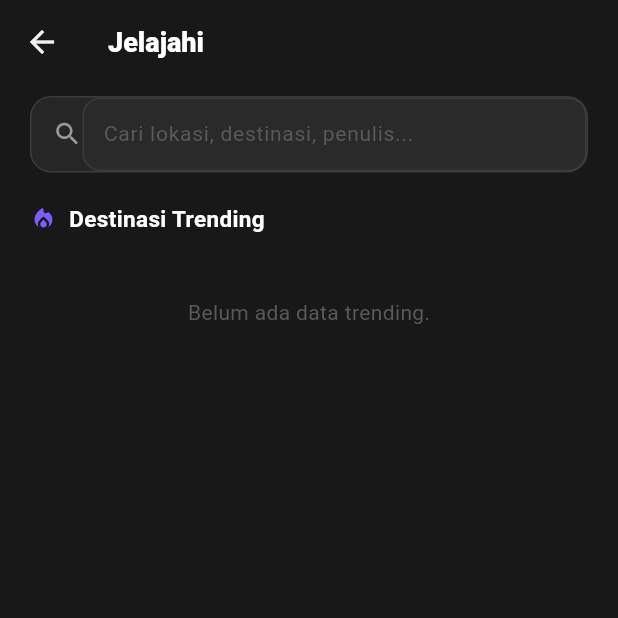
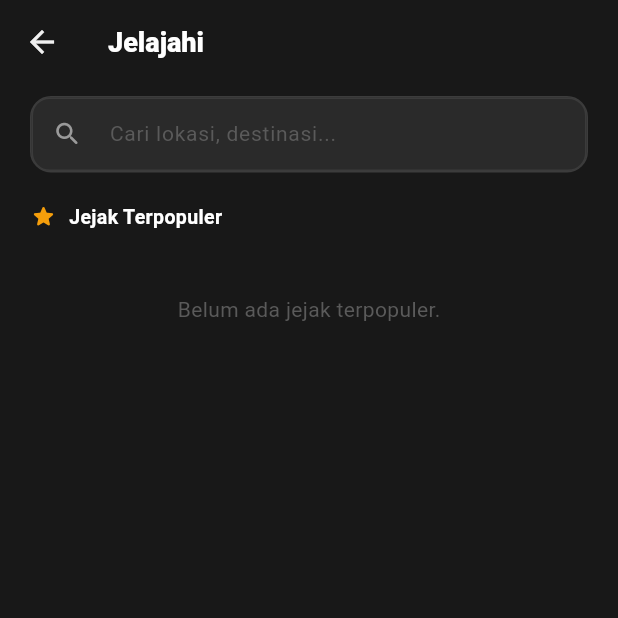
Before and after one commit to Wrrynn/TRON-Mobile, a Flutter app: the SearchScreen screen opened directly, on a phone screen of 412 x 824 dp, the top half of it. Run offline on Flutter 3.47's test engine with Material 3 defaults, Android fonts, the phone set to English and light mode, and no system bars; our stand-ins replace cached_network_image, flutter_map, image_picker, latlong2, shared_preferences; accounts and stored records are empty; network calls fail; Roboto replaces fonts that are missing (PlusJakartaSans).

Commit message:
update search feature, UI and lil logic

```diff
--- a/lib/controllers/map_home_controller.dart
+++ b/lib/controllers/map_home_controller.dart
@@ -11,14 +11,6 @@ class MappedPost {
   final PostCard post;
   final LatLng point;
   const MappedPost(this.post, this.point);
-}
-
-/// Item destinasi trending (lokasi terbanyak diposting + rata-rata rating).
-class TrendingItem {
-  final String location;
-  final int count;
-  final double? avgRating;
-  const TrendingItem(this.location, this.count, this.avgRating);
 }
 
 /// Controller untuk dashboard peta (home). Memuat feed dari Laravel,
@@ -100,23 +92,27 @@ class MapHomeController extends ChangeNotifier {
     return LatLng(lat, lng);
   }
 
-  /// Destinasi trending — dikelompokkan per lokasi (meniru SmartSystemController).
-  List<TrendingItem> trending({int limit = 8}) {
-    final groups = <String, List<PostCard>>{};
-    for (final p in posts) {
-      final loc = (p.location ?? '').trim();
-      if (loc.isEmpty) continue;
-      groups.putIfAbsent(loc, () => []).add(p);
-    }
-    final items = groups.entries.map((e) {
-      final ratings = e.value.map((p) => p.rating).whereType<double>().toList();
-      final avg = ratings.isEmpty
-          ? null
-          : ratings.reduce((a, b) => a + b) / ratings.length;
-      return TrendingItem(e.key, e.value.length, avg);
-    }).toList()
-      ..sort((a, b) => b.count.compareTo(a.count));
-    return items.take(limit).toList();
+  /// Jejak Terpopuler — mengurutkan postingan berdasarkan rating tertinggi.
+  List<PostCard> popularPosts({int limit = 5}) {
+    // Buat salinan list agar tidak mengubah urutan asli pada feed
+    final sorted = List<PostCard>.from(posts);
+
+    sorted.sort((a, b) {
+      // 1. Pengurutan Utama: Berdasarkan rating (descending / terbesar ke terkecil)
+      final ratingA = a.rating ?? 0;
+      final ratingB = b.rating ?? 0;
+      final ratingCompare = ratingB.compareTo(ratingA);
+
+      // Jika ratingnya berbeda, gunakan urutan rating ini
+      if (ratingCompare != 0) {
+        return ratingCompare;
+      }
+
+      // 2. Pengurutan Sekunder (Tie-breaker): Jika rating SAMA, urutkan berdasarkan ID terbaru
+      return a.id.compareTo(b.id);
+    });
+
+    return sorted.take(limit).toList();
   }
 
   /// Pencarian sederhana berdasarkan judul / lokasi / penulis.
--- a/lib/views/map/widgets/search_panel.dart
+++ b/lib/views/map/widgets/search_panel.dart
@@ -4,10 +4,9 @@ import 'package:provider/provider.dart';
 import '../../../config/app_theme.dart';
 import '../../../controllers/map_home_controller.dart';
 import '../../../models/post.dart';
-import '../../../utils/formatters.dart';
 import '../../widgets/network_photo.dart';
 
-/// Isi panel Cari: destinasi trending + kotak pencarian + hasil + insight budget.
+/// Isi panel Cari: jejak terpopuler + kotak pencarian + hasil.
 class SearchPanel extends StatefulWidget {
   final void Function(int postId) onOpenPost;
 
@@ -37,52 +36,49 @@ class _SearchPanelState extends State<SearchPanel> {
     return ListView(
       padding: const EdgeInsets.fromLTRB(20, 8, 20, 32),
       children: [
-        // Kotak pencarian glass.
+        // Kotak pencarian glass
         Container(
           decoration: BoxDecoration(
             color: Colors.white.withValues(alpha: 0.06),
             borderRadius: BorderRadius.circular(14),
             border: Border.all(color: Colors.white.withValues(alpha: 0.10)),
           ),
-          child: Row(
-            children: [
-              const SizedBox(width: 14),
-              const Icon(Icons.search_rounded, color: AppColors.text2, size: 20),
-              Expanded(
           child: TextField(
             controller: _controller,
             onChanged: _setQuery,
             style: const TextStyle(color: Colors.white, fontSize: 14),
-                  decoration: const InputDecoration(
-                    hintText: 'Cari lokasi, destinasi, penulis...',
-                    hintStyle: TextStyle(color: AppColors.text3),
+            decoration: InputDecoration(
+              hintText: 'Cari lokasi, destinasi...',
+              hintStyle: const TextStyle(color: AppColors.text3),
               border: InputBorder.none,
-                    contentPadding: EdgeInsets.symmetric(vertical: 14, horizontal: 10),
-                  ),
-                ),
-              ),
-              if (_query.isNotEmpty)
-                IconButton(
+              // Memasukkan ikon langsung ke dalam TextField agar jaraknya presisi
+              prefixIcon: const Icon(Icons.search_rounded, color: AppColors.text2, size: 20),
+              suffixIcon: _query.isNotEmpty
+                  ? IconButton(
                       onPressed: () {
                         _controller.clear();
                         _setQuery('');
                       },
-                  icon: const Icon(Icons.close_rounded,
-                      size: 18, color: AppColors.text2),
+                      icon: const Icon(Icons.close_rounded, size: 18, color: AppColors.text2),
+                    )
+                  : null,
+              contentPadding: const EdgeInsets.symmetric(vertical: 14),
             ),
-            ],
           ),
         ),
         const SizedBox(height: 20),
 
         if (_query.trim().isEmpty) ...[
-          const _PanelHeading(icon: Icons.local_fire_department_rounded, text: 'Destinasi Trending'),
+          // Teks Header untuk Jejak Terpopuler
+          const _PanelHeading(icon: Icons.star_rounded, text: 'Jejak Terpopuler', iconColor: Color(0xFFF59E0B)),
           const SizedBox(height: 12),
-          ..._buildTrending(ctrl),
+          ..._buildPopular(ctrl),
         ] else ...[
           _PanelHeading(
               icon: Icons.travel_explore_rounded,
-              text: '${results.length} hasil untuk "$_query"'),
+              text: '${results.length} hasil untuk "$_query"',
+              iconColor: AppColors.purple,
+          ),
           const SizedBox(height: 12),
           if (results.isEmpty)
             const Padding(
@@ -93,7 +89,7 @@ class _SearchPanelState extends State<SearchPanel> {
               ),
             )
           else
-            ...results.map((p) => _ResultTile(
+            ...results.map((p) => _PopularPostTile(
                   post: p,
                   onTap: () => widget.onOpenPost(p.id),
                 )),
@@ -102,138 +98,91 @@ class _SearchPanelState extends State<SearchPanel> {
     );
   }
 
-  List<Widget> _buildTrending(MapHomeController ctrl) {
-    final items = ctrl.trending();
+  List<Widget> _buildPopular(MapHomeController ctrl) {
+    final items = ctrl.popularPosts();
     if (items.isEmpty) {
       return const [
         Padding(
           padding: EdgeInsets.symmetric(vertical: 30),
           child: Center(
-            child: Text('Belum ada data trending.',
+            child: Text('Belum ada jejak terpopuler.',
                 style: TextStyle(color: AppColors.text3)),
           ),
         ),
       ];
     }
-    return [
-      for (var i = 0; i < items.length; i++)
-        _TrendingTile(
-          rank: i + 1,
-          item: items[i],
-          onTap: () {
-            _controller.text = items[i].location;
-            _setQuery(items[i].location);
-          },
-        ),
-    ];
+    return items.map((p) => _PopularPostTile(
+      post: p,
+      onTap: () => widget.onOpenPost(p.id),
+    )).toList();
   }
 }
 
 class _PanelHeading extends StatelessWidget {
   final IconData icon;
   final String text;
-  const _PanelHeading({required this.icon, required this.text});
+  final Color iconColor;
+
+  const _PanelHeading({required this.icon, required this.text, required this.iconColor});
 
   @override
   Widget build(BuildContext context) {
     return Row(
       children: [
-        Icon(icon, size: 18, color: AppColors.purple),
+        Icon(icon, size: 18, color: iconColor),
         const SizedBox(width: 8),
         Expanded(
           child: Text(text,
               style: const TextStyle(
-                  color: Colors.white, fontSize: 15, fontWeight: FontWeight.w700)),
+                  color: Colors.white, fontSize: 13, fontWeight: FontWeight.w700)),
         ),
       ],
     );
   }
 }
 
-class _TrendingTile extends StatelessWidget {
-  final int rank;
-  final TrendingItem item;
+/// Desain kartu baru yang meniru layout "Jejak Terpopuler" di versi Web
+class _PopularPostTile extends StatelessWidget {
+  final PostCard post;
   final VoidCallback onTap;
-  const _TrendingTile({required this.rank, required this.item, required this.onTap});
+
+  const _PopularPostTile({required this.post, required this.onTap});
 
   @override
   Widget build(BuildContext context) {
+    // Menyiapkan teks subtitle: "Lokasi · oleh Penulis"
+    final locationText = (post.location != null && post.location!.isNotEmpty) ? post.location! : 'Lokasi tidak diketahui';
+    final subtitle = '$locationText · oleh ${post.author}';
+
     return Padding(
       padding: const EdgeInsets.only(bottom: 8),
       child: Material(
-        color: Colors.white.withValues(alpha: 0.04),
+        color: Colors.white.withValues(alpha: 0.04), // Latar belakang gelap transparan
         borderRadius: BorderRadius.circular(12),
         child: InkWell(
           onTap: onTap,
           borderRadius: BorderRadius.circular(12),
           child: Padding(
-            padding: const EdgeInsets.symmetric(horizontal: 12, vertical: 11),
+            padding: const EdgeInsets.symmetric(horizontal: 12, vertical: 12),
             child: Row(
               children: [
-                Container(
-                  width: 26,
-                  height: 26,
-                  alignment: Alignment.center,
-                  decoration: BoxDecoration(
-                    color: rank <= 3 ? AppColors.purpleBg : Colors.white.withValues(alpha: 0.05),
+                // Bagian Thumbnail Kiri (Gambar atau Ikon Pin)
+                ClipRRect(
                   borderRadius: BorderRadius.circular(8),
-                  ),
-                  child: Text('$rank',
-                      style: TextStyle(
-                          color: rank <= 3 ? AppColors.purple : AppColors.text2,
-                          fontWeight: FontWeight.w800,
-                          fontSize: 13)),
-                ),
-                const SizedBox(width: 12),
-                Expanded(
-                  child: Text(item.location,
-                      maxLines: 1,
-                      overflow: TextOverflow.ellipsis,
-                      style: const TextStyle(
-                          color: Colors.white, fontWeight: FontWeight.w600)),
-                ),
-                if (item.avgRating != null) ...[
-                  const Icon(Icons.star_rounded, size: 14, color: AppColors.star),
-                  const SizedBox(width: 3),
-                  Text(item.avgRating!.toStringAsFixed(1),
-                      style: const TextStyle(color: AppColors.text2, fontSize: 12)),
-                  const SizedBox(width: 10),
-                ],
-                Text('${item.count} jejak',
-                    style: const TextStyle(color: AppColors.text3, fontSize: 12)),
-              ],
+                  child: post.photo != null
+                      ? NetworkPhoto(url: post.photo, width: 48, height: 48, fit: BoxFit.cover)
+                      : Container(
+                          width: 48,
+                          height: 48,
+                          color: Colors.white.withValues(alpha: 0.05),
+                          child: const Center(
+                            child: Icon(Icons.push_pin_rounded, color: Color(0xFFEF4444), size: 20), // Pin merah
                           ),
                         ),
                 ),
-      ),
-    );
-  }
-}
+                const SizedBox(width: 14),
 
-class _ResultTile extends StatelessWidget {
-  final PostCard post;
-  final VoidCallback onTap;
-  const _ResultTile({required this.post, required this.onTap});
-
-  @override
-  Widget build(BuildContext context) {
-    return Padding(
-      padding: const EdgeInsets.only(bottom: 8),
-      child: Material(
-        color: Colors.white.withValues(alpha: 0.04),
-        borderRadius: BorderRadius.circular(12),
-        child: InkWell(
-          onTap: onTap,
-          borderRadius: BorderRadius.circular(12),
-          child: Padding(
-            padding: const EdgeInsets.all(8),
-            child: Row(
-              children: [
-                ClipRRect(
-                  borderRadius: BorderRadius.circular(10),
-                  child: NetworkPhoto(url: post.photo, width: 52, height: 52),
-                ),
-                const SizedBox(width: 12),
+                // Bagian Teks Tengah
                 Expanded(
                   child: Column(
                     crossAxisAlignment: CrossAxisAlignment.start,
@@ -242,9 +191,9 @@ class _ResultTile extends StatelessWidget {
                           maxLines: 1,
                           overflow: TextOverflow.ellipsis,
                           style: const TextStyle(
-                              color: Colors.white, fontWeight: FontWeight.w600)),
-                      const SizedBox(height: 3),
-                      Text(post.location ?? '-',
+                              color: Colors.white, fontWeight: FontWeight.w600, fontSize: 14)),
+                      const SizedBox(height: 4),
+                      Text(subtitle,
                           maxLines: 1,
                           overflow: TextOverflow.ellipsis,
                           style: const TextStyle(
@@ -252,9 +201,12 @@ class _ResultTile extends StatelessWidget {
                     ],
                   ),
                 ),
-                if (post.rating != null) ...[
-                  const Icon(Icons.star_rounded, size: 14, color: AppColors.star),
-                  const SizedBox(width: 3),
+
+                // Bagian Rating Kanan (Bintang)
+                if (post.rating != null && post.rating! > 0) ...[
+                  const SizedBox(width: 8),
+                  const Icon(Icons.star_rounded, size: 14, color: Color(0xFFF59E0B)),
+                  const SizedBox(width: 4),
                   Text(post.rating!.toStringAsFixed(1),
                       style: const TextStyle(color: AppColors.text2, fontSize: 12)),
                 ],
```
Lines whose indentation alone changed are shown as unchanged.
